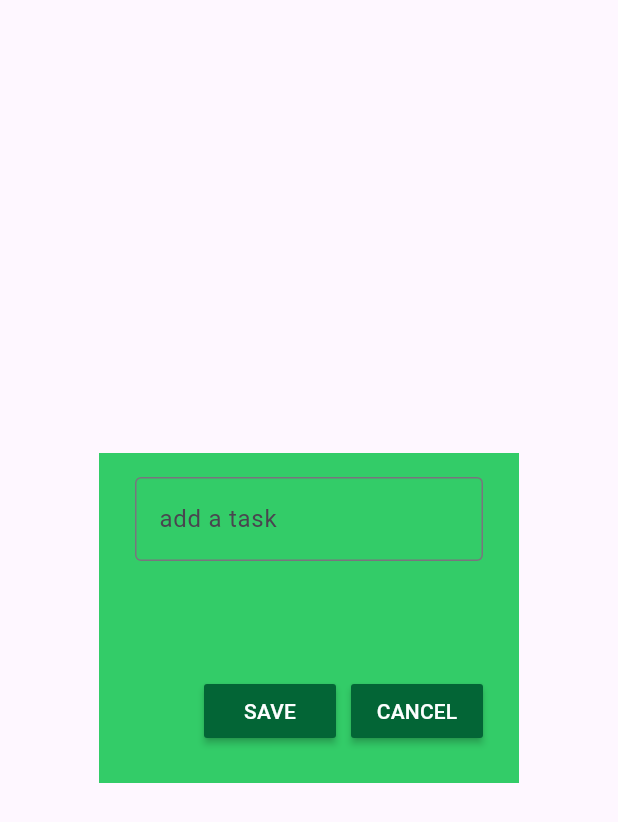
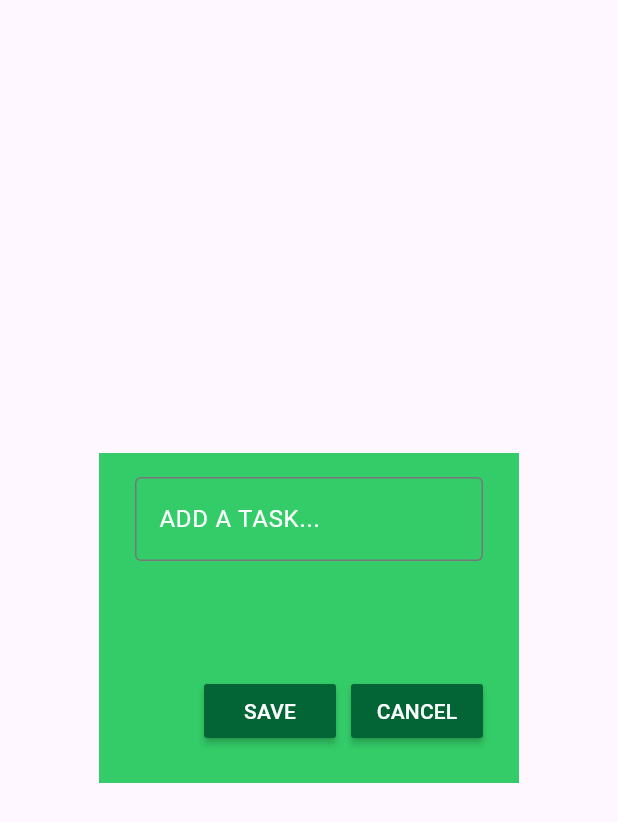
Before and after one commit to NelMatrix743/to-doo-mobile-app, a Flutter app: the TaskInputDialog widget shown alone on an empty page, opened directly with empty values, on a phone screen of 412 x 824 dp. Shown: the top 822 px of the screen. Run offline on Flutter 3.47's test engine with Material 3 defaults, Android fonts, the phone set to English and light mode, and no system bars.

Commit message:
refactor: undo vscode changes and replace text hint

```diff
--- a/lib/components/task_dialog.dart
+++ b/lib/components/task_dialog.dart
@@ -22,25 +22,27 @@ class TaskInputDialog extends StatelessWidget {
         borderRadius:
             BorderRadius.zero, // Or BorderRadius.all(Radius.circular(0.0))
       ),
-      content: Container(
+      content: SizedBox(
         height: 180,
         width: 100,
         child: Column(
           mainAxisAlignment: MainAxisAlignment.spaceBetween,
           children: [
             TextField(
-              controller: this.inputController,
+              controller: inputController,
               decoration: InputDecoration(
                 border: OutlineInputBorder(),
-                hintText: "add a task",
+                hintText: "ADD A TASK...",
+                hintStyle: TextStyle(color: whiteBackground),
               ),
+              style: TextStyle(color: whiteBackground),
             ),
             Row(
               mainAxisAlignment: MainAxisAlignment.end,
               children: [
-                DialogButton(buttonText: "SAVE", onPressed: this.onSave),
+                DialogButton(buttonText: "SAVE", onPressed: onSave),
                 SizedBox(width: 10),
-                DialogButton(buttonText: "CANCEL", onPressed: this.onCancel),
+                DialogButton(buttonText: "CANCEL", onPressed: onCancel),
               ],
             ),
           ],
--- a/lib/components/todo_tile.dart
+++ b/lib/components/todo_tile.dart
@@ -33,7 +33,7 @@ class ToDoTile extends StatelessWidget {
             ),
             // ignore: unnecessary_this
             Text(
-              this.taskName,
+              taskName,
               style: TextStyle(
                 decoration: taskCompleted
                     ? TextDecoration.lineThrough
```
